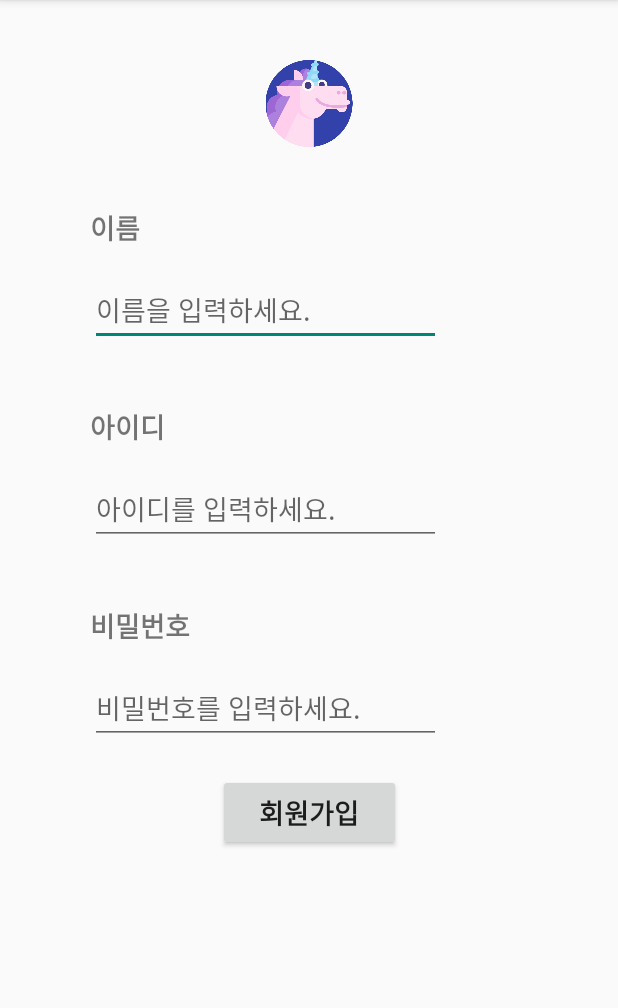
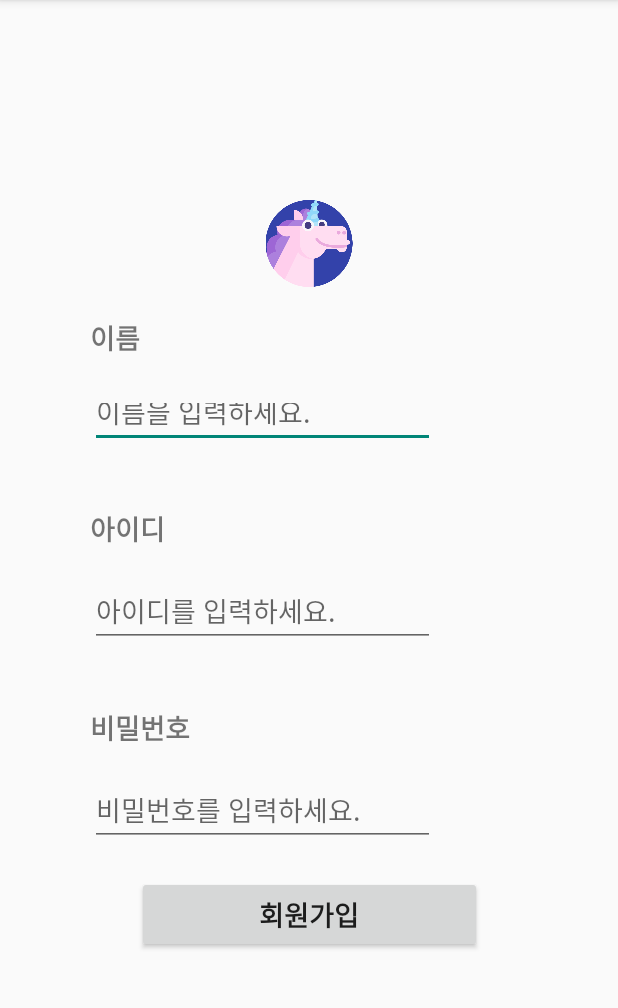
Before and after one commit to cococo35/SignIn, an Android app: the SignUpActivity screen opened directly, with no data from a screen before it, on a phone screen of 412 x 824 dp, the part 84-1092 px from its top. Run offline under Robolectric (Android 15) with nearby library versions, the phone set to English and light mode, and no system bars.

Commit message:
Lv3/SignIn Branch 생성 & Widget 제외 UI 구현

```diff
--- a/app/src/main/res/layout/activity_sign_up.xml
+++ b/app/src/main/res/layout/activity_sign_up.xml
@@ -10,21 +10,24 @@
         android:id="@+id/register_image"
         android:layout_width="93dp"
         android:layout_height="58dp"
-        android:layout_marginTop="40dp"
         android:src="@drawable/register"
+        app:layout_constraintBottom_toTopOf="@+id/reg_text_name"
         app:layout_constraintEnd_toEndOf="parent"
+        app:layout_constraintHorizontal_bias="0.5"
         app:layout_constraintStart_toStartOf="parent"
-        app:layout_constraintTop_toTopOf="parent" />
+        app:layout_constraintTop_toTopOf="parent"
+        app:layout_constraintVertical_chainStyle="packed" />
 
     <TextView
         android:id="@+id/reg_text_name"
         android:layout_width="wrap_content"
         android:layout_height="wrap_content"
         android:layout_marginStart="60dp"
-        android:layout_marginTop="40dp"
+        android:layout_marginTop="20dp"
         android:text="이름"
+        android:textSize="18dp"
         android:textStyle="bold"
-        android:textSize="18dp"
+        app:layout_constraintBottom_toTopOf="@+id/reg_name_read"
         app:layout_constraintStart_toStartOf="parent"
         app:layout_constraintTop_toBottomOf="@+id/register_image" />
 
@@ -34,8 +37,9 @@
         android:layout_height="wrap_content"
         android:layout_marginTop="40dp"
         android:text="아이디"
+        android:textSize="18dp"
         android:textStyle="bold"
-        android:textSize="18dp"
+        app:layout_constraintBottom_toTopOf="@+id/reg_password_read"
         app:layout_constraintStart_toStartOf="@+id/reg_name_read"
         app:layout_constraintTop_toBottomOf="@+id/reg_name_read" />
 
@@ -45,48 +49,54 @@
         android:layout_height="wrap_content"
         android:layout_marginTop="40dp"
         android:text="비밀번호"
+        android:textSize="18dp"
         android:textStyle="bold"
-        android:textSize="18dp"
+        app:layout_constraintBottom_toTopOf="@+id/reg_id_read"
         app:layout_constraintStart_toStartOf="@+id/reg_password_read"
         app:layout_constraintTop_toBottomOf="@+id/reg_password_read" />
 
     <Button
         android:id="@+id/register_button_finish"
-        android:layout_width="122dp"
+        android:layout_width="230dp"
         android:layout_height="51dp"
         android:layout_marginTop="20dp"
         android:text="회원가입"
         android:textSize="18dp"
         android:textStyle="bold"
+        app:layout_constraintBottom_toBottomOf="parent"
         app:layout_constraintEnd_toEndOf="parent"
+        app:layout_constraintHorizontal_bias="0.5"
         app:layout_constraintStart_toStartOf="parent"
         app:layout_constraintTop_toBottomOf="@+id/reg_id_read" />
 
     <EditText
         android:id="@+id/reg_name_read"
-        android:layout_width="234dp"
-        android:layout_height="45dp"
+        android:layout_width="230dp"
+        android:layout_height="40dp"
         android:layout_marginTop="20dp"
         android:hint="이름을 입력하세요."
+        app:layout_constraintBottom_toTopOf="@+id/reg_id_text"
         app:layout_constraintStart_toStartOf="@+id/reg_text_name"
         app:layout_constraintTop_toBottomOf="@+id/reg_text_name" />
 
     <EditText
         android:id="@+id/reg_id_read"
-        android:layout_width="234dp"
+        android:layout_width="230dp"
         android:layout_height="45dp"
         android:layout_marginTop="20dp"
+        android:hint="비밀번호를 입력하세요."
         android:inputType="textPassword"
-        android:hint="비밀번호를 입력하세요."
+        app:layout_constraintBottom_toTopOf="@+id/register_button_finish"
         app:layout_constraintStart_toStartOf="@+id/reg_password_text"
         app:layout_constraintTop_toBottomOf="@+id/reg_password_text" />
 
     <EditText
         android:id="@+id/reg_password_read"
-        android:layout_width="234dp"
+        android:layout_width="230dp"
         android:layout_height="45dp"
         android:layout_marginTop="20dp"
         android:hint="아이디를 입력하세요."
+        app:layout_constraintBottom_toTopOf="@+id/reg_password_text"
         app:layout_constraintStart_toStartOf="@+id/reg_id_text"
         app:layout_constraintTop_toBottomOf="@+id/reg_id_text" />
 
```
Also changed, not shown: app/src/main/java/com/android/signin/HomeActivity.kt (+16 -0 lines), app/src/main/res/layout/activity_home.xml (+81 -0 lines), app/src/main/res/layout/activity_main.xml (+21 -11 lines), app/src/main/res/drawable/homeimage.png (added).
